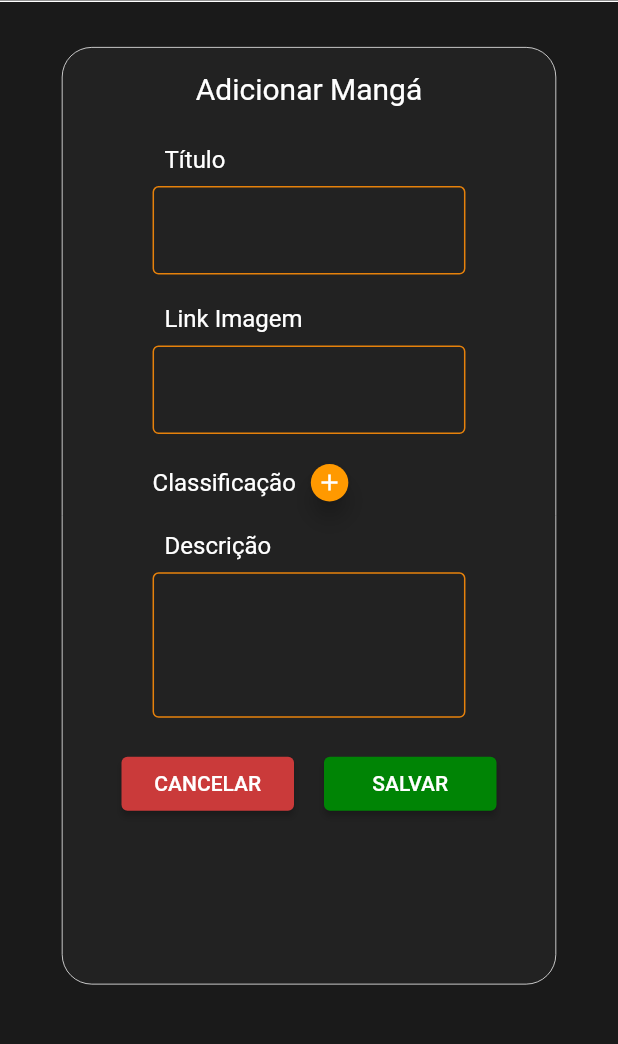
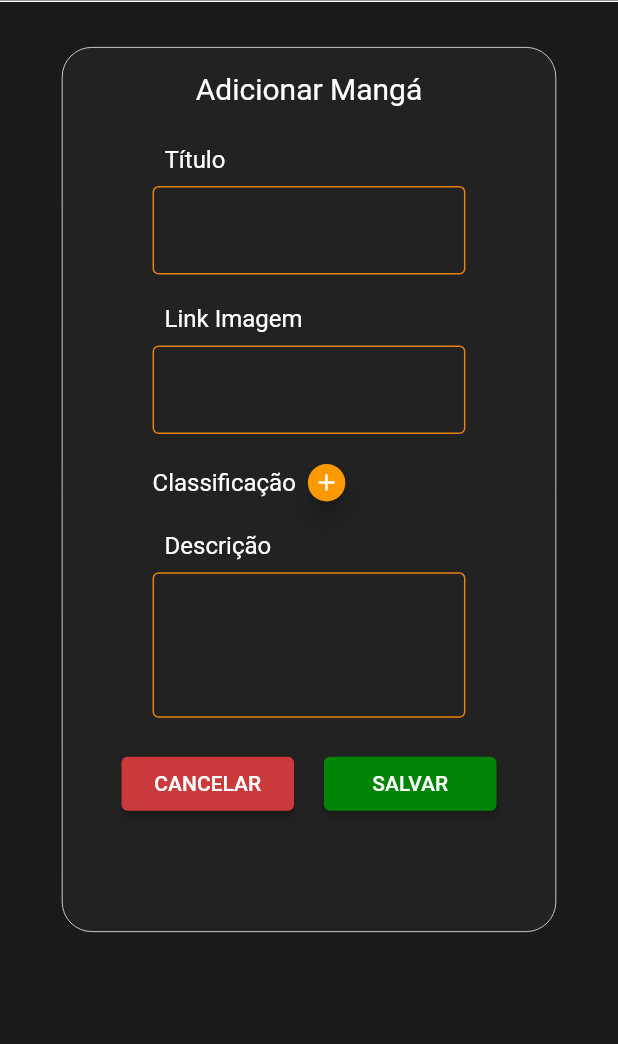
Before and after one commit to UniRVFasoft/manga-fever-flutter, a Flutter app: the AdicionarMangaScreen screen opened directly, on a phone screen of 412 x 824 dp, the part 118-1162 px from its top. Run offline on Flutter 3.47's test engine with Material 2 defaults, Android fonts, the phone set to English and light mode, and no system bars; our stand-ins replace flutter_rating_bar.

Commit message:
Alterações resposividade

```diff
--- a/lib/main.dart
+++ b/lib/main.dart
@@ -17,11 +17,7 @@ class MyApp extends StatelessWidget {
     return MaterialApp(
       debugShowCheckedModeBanner: false,
       home: Scaffold(
-<<<<<<< HEAD
-        body: HomeScreen(),
-=======
-        body: registerScreen(),
->>>>>>> comunicacao-api
+        body: AdicionarMangaScreen(),
       ),
     );
   }
--- a/lib/screens/AdicionarMangaScreen.dart
+++ b/lib/screens/AdicionarMangaScreen.dart
@@ -30,7 +30,7 @@ class _AdicionarMangaScreenState extends State<AdicionarMangaScreen> {
           final containerMaxHeight = screenHeight * 1.0;
 
           const maxWidth = 800.0;
-          const maxHeight = 625.0;
+          const maxHeight = 590.0;
 
           final containerWidth =
               containerMaxWidth < maxWidth ? containerMaxWidth : maxWidth;
@@ -76,7 +76,12 @@ class _AdicionarMangaScreenState extends State<AdicionarMangaScreen> {
                                 mainAxisAlignment: MainAxisAlignment.start,
                                 children: [
                                   Row(
+                                    mainAxisAlignment: MainAxisAlignment.start,
                                     children: [
+                                      if (screenWidth > 600)
+                                        SizedBox(
+                                            width: screenWidth *
+                                                0.03), // Ajuste a distância do lado direito conforme necessário
                                       const Text(
                                         'Classificação',
                                         style: TextStyle(
@@ -85,11 +90,10 @@ class _AdicionarMangaScreenState extends State<AdicionarMangaScreen> {
                                         ),
                                         textAlign: TextAlign.left,
                                       ),
-                                      SizedBox(height: 10, width: 10),
-                                      Positioned(
-                                        top: screenWidth <= 600 ? 255 : 255,
-                                        left: screenWidth <= 600 ? 172 : 212,
-                                        child: BotaoAdicionarClassificacao(
+                                      const SizedBox(
+                                          width:
+                                              8), // Adiciona um espaço de 8 pixels entre o texto e o botão
+                                      BotaoAdicionarClassificacao(
                                         size: botaoTamanho,
                                         iconSize: 18.0,
                                         onPressed: (opcao) {
@@ -98,14 +102,20 @@ class _AdicionarMangaScreenState extends State<AdicionarMangaScreen> {
                                           });
                                         },
                                       ),
-                                      ),
                                     ],
                                   ),
                                   if (opcaoSelecionada.isNotEmpty)
-                                    Text(
-                                      '\n$opcaoSelecionada',
-                                      style:
-                                          const TextStyle(color: Colors.white),
+                                    Padding(
+                                      padding: EdgeInsets.only(
+                                        left: screenWidth > 600
+                                            ? screenWidth * 0.03
+                                            : 0,
+                                        top: 10,
+                                      ),
+                                      child: Text(
+                                        opcaoSelecionada,
+                                        style: TextStyle(color: Colors.white),
+                                      ),
                                     ),
                                 ],
                               ),
--- a/lib/screens/HomeScreen.dart
+++ b/lib/screens/HomeScreen.dart
@@ -76,7 +76,7 @@ class _HomeScreenState extends State<HomeScreen> {
                         child: GridView.builder(
                           gridDelegate:
                               SliverGridDelegateWithFixedCrossAxisCount(
-                            crossAxisCount: maxWidth > 600 ? 5 : 2,
+                            crossAxisCount: maxWidth > 600 ? 6 : 2,
                             crossAxisSpacing: 1.0,
                             mainAxisSpacing: 45.0,
                             childAspectRatio: 0.8,
--- a/lib/widgets/AppBarHomeScreen.dart
+++ b/lib/widgets/AppBarHomeScreen.dart
@@ -1,4 +1,5 @@
 import 'package:flutter/material.dart';
+import 'package:mangafaver/screens/HomeScreen.dart';
 import 'package:mangafaver/screens/loginScreen.dart';
 
 class AppBarHomeScreen extends StatelessWidget implements PreferredSizeWidget {
@@ -17,9 +18,19 @@ class AppBarHomeScreen extends StatelessWidget implements PreferredSizeWidget {
       centerTitle: true,
       title: Row(
         children: [
-          Image.asset(
-            'assets/images/icon.png',
-            height: AppBar().preferredSize.height * 1.1,
+          GestureDetector(
+            onTap: () {
+              Navigator.push(
+                context,
+                MaterialPageRoute(
+                  builder: (context) => HomeScreen(),
+                ),
+              );
+            },
+            child: Image.asset(
+              'assets/images/icon.png',
+              height: AppBar().preferredSize.height * 1.1,
+            )
           ),
           const SizedBox(width: 12),
           // Título da AppBar.
--- a/lib/widgets/ComponentesDaImagem.dart
+++ b/lib/widgets/ComponentesDaImagem.dart
@@ -34,7 +34,7 @@ class ComponentesDaImagem extends StatelessWidget {
                     ),
                   ),
                   const Padding(
-                    //Espaço entre a imagem e as estrelas.
+                    //Localização da nota na imagem.
                     padding: EdgeInsets.only(top: 8),
                   ),
                   //Implementação das estrelas de acordo com a nota.
--- a/lib/widgets/descricaoManga.dart
+++ b/lib/widgets/descricaoManga.dart
@@ -12,6 +12,7 @@ class descricaoManga extends StatelessWidget {
       height: 200,
       child: Text(
         'Takemichi é um virgem desempregado de 26 anos que descobre que a garota que ele namorou durante o ensino médio - a única que ele já namorou - morreu. Então, após um acidente ele se encontra de volta ao passado, durante seus anos de ensino médio. Ele promete mudar o futuro e salvar a garota, e para isso, ele planeja subir até o topo da gangue de delinquentes mais brutal da região de Kantou.',
+        textAlign: TextAlign.justify,
         style: TextStyle(
           color: Colors.white,
           fontWeight: FontWeight.normal,
```
Also changed, not shown: lib/screens/MangaScreen.dart (+12 -11 lines), lib/screens/loginScreen.dart (+2 -7 lines), lib/widgets/DadosMangaGeral.dart (+35 -12 lines), lib/widgets/dadosClassificacaoGeral.dart (+23 -1 lines), lib/widgets/tituloManga.dart (line endings or trailing spaces). Lines whose indentation alone changed are shown as unchanged.
